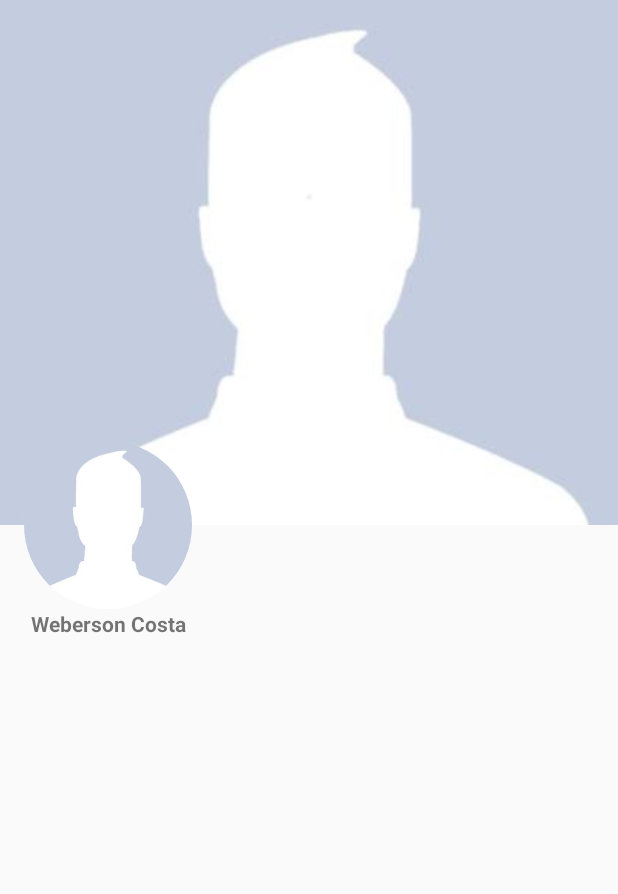
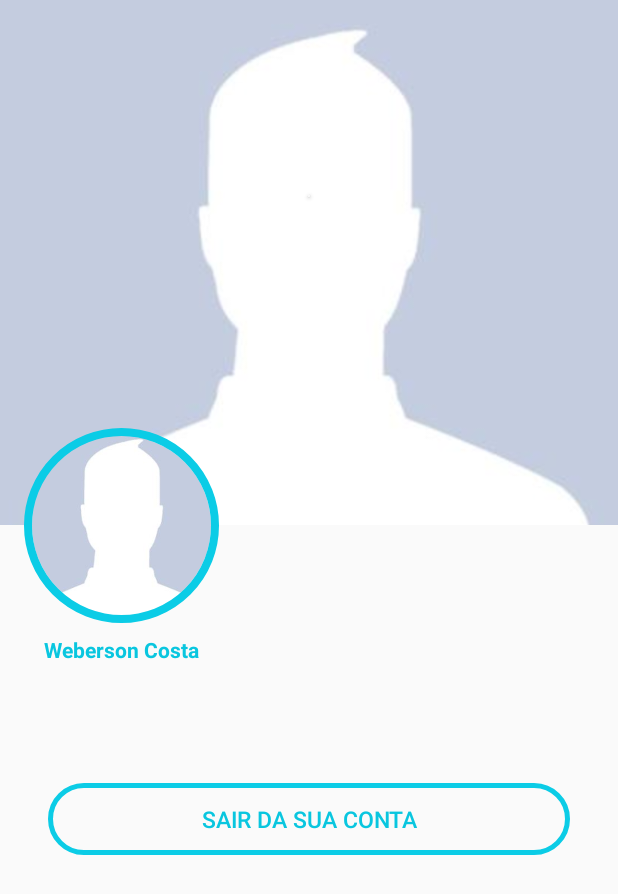
Before and after one commit to bhil3d/Corredor, an Android app: the Perfil_Usuario_Detalhes_Activity screen opened directly, with no data from a screen before it, on a phone screen of 412 x 824 dp. Shown: the top 894 px of the screen. Run offline under Robolectric (Android 15) with nearby library versions, the light colour scheme and no system bars; our stand-ins replace CircleImageView, Firebase (no records; nobody signed in at launch, a user with empty details on screens opened directly); pictures from the network do not load.

Commit message:
parte Dsainer perfil.dsainer concluido

```diff
--- a/app/build.gradle
+++ b/app/build.gradle
@@ -4,6 +4,7 @@ apply plugin: 'com.google.gms.google-services'
 android {
     compileSdkVersion 28
     defaultConfig {
+        applicationId "com.mikhaellopez.circularimageviewsample"
         applicationId "com.example.corredor"
         minSdkVersion 24
         targetSdkVersion 28
@@ -38,6 +39,7 @@ dependencies {
 
     //Dependências circle image view
     implementation 'de.hdodenhof:circleimageview:2.2.0'
+   // implementation "com.mikhaellopez:circularimageview"
 
     //autenticaçao facebook
 
--- a/app/src/main/java/com/example/corredor/Activity/Editar_perfil_Activity.java
+++ b/app/src/main/java/com/example/corredor/Activity/Editar_perfil_Activity.java
@@ -40,6 +40,7 @@ public class Editar_perfil_Activity extends AppCompatActivity {
     private static final int SELECAO_GALERIA = 200;
     private StorageReference storageRef;
     private String identificadorUsuario;
+    private TextView nomeUsuario,gerenciaUsuario,matriculaUsuario,emailUsuario;
 
     private String[] permissoesNecessarias = new String[]{
             Manifest.permission.READ_EXTERNAL_STORAGE
--- a/app/src/main/java/com/example/corredor/Activity/Perfil_Usuario_Detalhes_Activity.java
+++ b/app/src/main/java/com/example/corredor/Activity/Perfil_Usuario_Detalhes_Activity.java
@@ -11,20 +11,30 @@ import android.view.View;
 import android.view.Window;
 import android.view.WindowManager;
 import android.widget.ImageView;
+import android.widget.TextView;
 
 import com.bumptech.glide.Glide;
 import com.example.corredor.Class.CadastroDeUsuarios;
 import com.example.corredor.Class.UsuarioFirebase;
+import com.example.corredor.Configuraçoes.ConfiguracaoFirebase;
+import com.example.corredor.Configuraçoes.ConfiguracaoFirebase2;
 import com.example.corredor.R;
 import com.google.firebase.auth.FirebaseUser;
+import com.google.firebase.database.DataSnapshot;
+import com.google.firebase.database.DatabaseError;
+import com.google.firebase.database.DatabaseReference;
+import com.google.firebase.database.ValueEventListener;
 
 public class Perfil_Usuario_Detalhes_Activity extends AppCompatActivity {
 
     private boolean isOpen = false ;
+    private String idUsuarioLogado;
     private CadastroDeUsuarios usuarioselecionado;
     private ConstraintSet layout1,layout2;
+    private DatabaseReference relatoriosPublicosRef;
     private ConstraintLayout constraintLayout ;
     private ImageView imageViewPhoto,imagemfoto2;
+    private TextView nomeUsuario,gerenciaUsuario,matriculaUsuario,emailUsuario;
 
     @Override
     protected void onCreate(Bundle savedInstanceState) {
@@ -45,6 +55,17 @@ public class Perfil_Usuario_Detalhes_Activity extends AppCompatActivity {
         layout2.clone(constraintLayout);
 
         recuperarFotoUsuario();
+        Recuperardadosdousuário();
+        inicializarComponentes();
+
+    //    idUsuarioLogado = ConfiguracaoFirebase2.getIdUsuario();
+       // relatoriosPublicosRef = ConfiguracaoFirebase.getFirebase();
+
+        //Configurações iniciais
+        relatoriosPublicosRef = ConfiguracaoFirebase2.getFirebase()
+                .child("usuarios")
+                .child(ConfiguracaoFirebase2 .getIdUsuario() );
+
 
 
         new Handler().postDelayed(new Runnable() {
@@ -83,6 +104,16 @@ public class Perfil_Usuario_Detalhes_Activity extends AppCompatActivity {
 
     }
 
+    private void inicializarComponentes() {
+
+        nomeUsuario      = findViewById(R.id.nameperfiluser);
+        gerenciaUsuario        = findViewById(R.id.emailperfiluser);
+        matriculaUsuario         = findViewById(R.id.gerenciaperfiluser);
+        emailUsuario        = findViewById(R.id.matriculaperfiluser);
+
+
+    }
+
     private void mudarposicaoDolayouty() {
         TransitionManager.beginDelayedTransition(constraintLayout);
         layout1.applyTo(constraintLayout);
@@ -112,5 +143,38 @@ public class Perfil_Usuario_Detalhes_Activity extends AppCompatActivity {
 
     }
 
+    private void Recuperardadosdousuário(){
+
+        //Configurações iniciais
+        relatoriosPublicosRef = ConfiguracaoFirebase2.getFirebase()
+                .child("usuarios")
+                .child(ConfiguracaoFirebase2 .getIdUsuario() );
+
+        relatoriosPublicosRef.addValueEventListener(new ValueEventListener() {
+            @Override
+            public void onDataChange(DataSnapshot dataSnapshot) {
+
+                if( dataSnapshot.getValue() != null ){
+                    CadastroDeUsuarios empresa = dataSnapshot.getValue(CadastroDeUsuarios.class);
+                    nomeUsuario.setText(empresa.getNome());
+                    gerenciaUsuario.setText(empresa.getGerencia());
+                    matriculaUsuario.setText(empresa.getMatricula());
+                    emailUsuario.setText(empresa.getEmail());
+
+
+
+
+                }
+
+            }
+
+            @Override
+            public void onCancelled(DatabaseError databaseError) {
+
+            }
+        });
+
+    }
+
 
 }
--- a/app/src/main/res/drawable/ic_email.xml
+++ b/app/src/main/res/drawable/ic_email.xml
@@ -4,6 +4,6 @@
         android:viewportWidth="24.0"
         android:viewportHeight="24.0">
     <path
-        android:fillColor="#FF000000"
+        android:fillColor="@color/startblue"
         android:pathData="M20,4L4,4c-1.1,0 -1.99,0.9 -1.99,2L2,18c0,1.1 0.9,2 2,2h16c1.1,0 2,-0.9 2,-2L22,6c0,-1.1 -0.9,-2 -2,-2zM20,8l-8,5 -8,-5L4,6l8,5 8,-5v2z"/>
 </vector>
--- a/app/src/main/res/drawable/ic_gerencia.xml
+++ b/app/src/main/res/drawable/ic_gerencia.xml
@@ -4,6 +4,6 @@
         android:viewportWidth="24.0"
         android:viewportHeight="24.0">
     <path
-        android:fillColor="#FF000000"
+        android:fillColor="@color/startblue"
         android:pathData="M16,11c1.66,0 2.99,-1.34 2.99,-3S17.66,5 16,5c-1.66,0 -3,1.34 -3,3s1.34,3 3,3zM8,11c1.66,0 2.99,-1.34 2.99,-3S9.66,5 8,5C6.34,5 5,6.34 5,8s1.34,3 3,3zM8,13c-2.33,0 -7,1.17 -7,3.5L1,19h14v-2.5c0,-2.33 -4.67,-3.5 -7,-3.5zM16,13c-0.29,0 -0.62,0.02 -0.97,0.05 1.16,0.84 1.97,1.97 1.97,3.45L17,19h6v-2.5c0,-2.33 -4.67,-3.5 -7,-3.5z"/>
 </vector>
--- a/app/src/main/res/drawable/ic_perfil.xml
+++ b/app/src/main/res/drawable/ic_perfil.xml
@@ -4,6 +4,6 @@
         android:viewportWidth="24.0"
         android:viewportHeight="24.0">
     <path
-        android:fillColor="#FF000000"
+        android:fillColor="@color/startblue"
         android:pathData="M12,12c2.21,0 4,-1.79 4,-4s-1.79,-4 -4,-4 -4,1.79 -4,4 1.79,4 4,4zM12,14c-2.67,0 -8,1.34 -8,4v2h16v-2c0,-2.66 -5.33,-4 -8,-4z"/>
 </vector>
--- /dev/null
+++ b/app/src/main/res/drawable/stylobtnpfil.xml
@@ -0,0 +1,13 @@
+<?xml version="1.0" encoding="utf-8"?>
+<shape xmlns:android="http://schemas.android.com/apk/res/android">
+
+    <stroke android:width="3dp" android:color="@color/endblue">
+
+
+    </stroke>
+
+    <corners android:radius="50dp">
+
+    </corners>
+
+</shape>
--- a/app/src/main/res/layout/activity_perfil__usuario__detalhes_.xml
+++ b/app/src/main/res/layout/activity_perfil__usuario__detalhes_.xml
@@ -29,25 +29,53 @@
 
 
             <LinearLayout
-                android:id="@+id/linearLayout2"
-                android:layout_width="0dp"
+                android:id="@+id/linearLayout3"
+                android:layout_width="match_parent"
+                android:layout_height="30dp"
+                android:layout_marginStart="8dp"
+                android:layout_marginTop="8dp"
+                android:layout_marginEnd="8dp"
+                android:orientation="horizontal"
+                android:paddingLeft="25dp"
+                app:layout_constraintEnd_toEndOf="parent"
+                app:layout_constraintHorizontal_bias="0.0"
+                app:layout_constraintStart_toStartOf="parent"
+                app:layout_constraintTop_toBottomOf="@+id/linearLayout4">
+
+                <ImageView
+                    android:layout_width="30dp"
+                    android:layout_height="30dp"
+                    android:src="@drawable/ic_gerencia">
+
+                </ImageView>
+
+                <TextView
+                    android:id="@+id/gerenciaperfiluser"
+                    android:layout_width="wrap_content"
                     android:layout_height="wrap_content"
-                android:layout_gravity="center"
+                    android:layout_gravity="center_vertical"
+                    android:paddingLeft="20dp"
+                    android:text="Gerencia"
+                    android:textSize="15sp"
+                    android:textStyle="normal">
+
+
+                </TextView>
+
+            </LinearLayout>
+
+            <LinearLayout
+                android:id="@+id/linearLayout7"
+                android:layout_width="match_parent"
+                android:layout_height="wrap_content"
                 android:layout_marginStart="8dp"
-                android:layout_marginTop="32dp"
+                android:layout_marginTop="100dp"
                 android:layout_marginEnd="8dp"
-                android:gravity="center"
-                android:orientation="vertical"
+                android:orientation="horizontal"
+                android:paddingLeft="25dp"
                 app:layout_constraintEnd_toEndOf="parent"
                 app:layout_constraintStart_toStartOf="parent"
-                app:layout_constraintTop_toBottomOf="@+id/linearLayout5">
-
-
-                <LinearLayout
-                    android:layout_width="match_parent"
-                    android:layout_height="wrap_content"
-                    android:orientation="horizontal"
-                    android:paddingLeft="25dp">
+                app:layout_constraintTop_toTopOf="parent">
 
                 <ImageView
                     android:layout_width="30dp"
@@ -57,21 +85,21 @@
                 </ImageView>
 
                 <TextView
+                    android:id="@+id/nameperfiluser"
                     android:layout_width="wrap_content"
                     android:layout_height="wrap_content"
                     android:layout_gravity="center_vertical"
-                        android:paddingLeft="20dp"
+                    android:fontFamily="sans-serif"
+                    android:paddingLeft="15dp"
                     android:text=" Nome"
                     android:textSize="15sp"
-                        android:textStyle="bold">
+                    android:textStyle="normal">
 
 
                 </TextView>
 
             </LinearLayout>
 
-
-            </LinearLayout>
 
             <LinearLayout
                 android:id="@+id/linearLayout5"
@@ -86,7 +114,7 @@
 
 
             <LinearLayout
-                android:id="@+id/linearLayout3"
+                android:id="@+id/linearLaout3"
                 android:layout_width="match_parent"
                 android:layout_height="wrap_content"
                 android:layout_marginStart="8dp"
@@ -95,8 +123,9 @@
                 android:orientation="horizontal"
                 android:paddingLeft="25dp"
                 app:layout_constraintEnd_toEndOf="parent"
+                app:layout_constraintHorizontal_bias="0.0"
                 app:layout_constraintStart_toStartOf="parent"
-                app:layout_constraintTop_toBottomOf="@+id/linearLayout4">
+                app:layout_constraintTop_toBottomOf="@+id/linearLayout3">
 
                 <ImageView
                     android:layout_width="30dp"
@@ -106,13 +135,14 @@
                 </ImageView>
 
                 <TextView
+                    android:id="@+id/matriculaperfiluser"
                     android:layout_width="wrap_content"
                     android:layout_height="wrap_content"
                     android:layout_gravity="center_vertical"
                     android:paddingLeft="20dp"
-                    android:text="Gerencia"
+                    android:text="matricula"
                     android:textSize="15sp"
-                    android:textStyle="bold">
+                    android:textStyle="normal">
 
 
                 </TextView>
@@ -129,8 +159,9 @@
                 android:orientation="horizontal"
                 android:paddingLeft="25dp"
                 app:layout_constraintEnd_toEndOf="parent"
+                app:layout_constraintHorizontal_bias="0.0"
                 app:layout_constraintStart_toStartOf="parent"
-                app:layout_constraintTop_toBottomOf="@+id/Matricula">
+                app:layout_constraintTop_toBottomOf="@+id/linearLayout7">
 
                 <ImageView
                     android:layout_width="30dp"
@@ -140,47 +171,14 @@
                 </ImageView>
 
                 <TextView
+                    android:id="@+id/emailperfiluser"
                     android:layout_width="wrap_content"
                     android:layout_height="wrap_content"
                     android:layout_gravity="center_vertical"
                     android:paddingLeft="20dp"
                     android:text="Email"
                     android:textSize="15sp"
-                    android:textStyle="bold">
-
-
-                </TextView>
-
-            </LinearLayout>
-
-            <LinearLayout
-                android:id="@+id/Matricula"
-                android:layout_width="match_parent"
-                android:layout_height="wrap_content"
-                android:layout_marginStart="8dp"
-                android:layout_marginTop="8dp"
-                android:layout_marginEnd="8dp"
-                android:orientation="horizontal"
-                android:paddingLeft="25dp"
-                app:layout_constraintEnd_toEndOf="parent"
-                app:layout_constraintStart_toStartOf="parent"
-                app:layout_constraintTop_toBottomOf="@+id/linearLayout2">
-
-                <ImageView
-                    android:layout_width="30dp"
-                    android:layout_height="30dp"
-                    android:src="@drawable/ic_matricula_24dp">
-
-                </ImageView>
-
-                <TextView
-                    android:layout_width="wrap_content"
-                    android:layout_height="wrap_content"
-                    android:layout_gravity="center_vertical"
-                    android:paddingLeft="20dp"
-                    android:text="99999"
-                    android:textSize="15sp"
-                    android:textStyle="bold">
+                    android:textStyle="normal">
 
 
                 </TextView>
@@ -204,10 +202,12 @@
 
 
     <TextView
-        android:id="@+id/textView3"
+        android:id="@+id/nomeperfilfoto"
         android:layout_width="wrap_content"
         android:layout_height="wrap_content"
+        android:layout_marginTop="8dp"
         android:text="Weberson Costa"
+        android:textColor="@color/startblue"
         android:textStyle="bold"
         app:layout_constraintEnd_toEndOf="@+id/photo"
         app:layout_constraintStart_toStartOf="@+id/photo"
@@ -216,16 +216,39 @@
 
     <de.hdodenhof.circleimageview.CircleImageView
         android:id="@+id/photo"
-        android:layout_width="112dp"
+        android:layout_width="130dp"
         android:elevation="@dimen/cardview_default_radius"
-        android:layout_height="112dp"
+        android:layout_height="130dp"
         android:layout_gravity="center_horizontal"
         android:layout_marginStart="16dp"
         android:layout_marginTop="8dp"
         app:layout_constraintBottom_toBottomOf="@+id/cover"
         app:layout_constraintStart_toStartOf="parent"
         app:layout_constraintTop_toBottomOf="@+id/cover"
-        app:srcCompat="@drawable/avatar" />
+        app:srcCompat="@drawable/avatar"
+        app:civ_border_width="5dp"
+        app:civ_border_color="@color/endblue"/>
+
+
+    <Button
+        android:id="@+id/butompf"
+        android:layout_width="match_parent"
+        android:layout_height="wrap_content"
+        android:layout_marginStart="32dp"
+        android:layout_marginTop="172dp"
+        android:layout_marginEnd="32dp"
+        android:background="@drawable/stylobtnpfil"
+        android:text="sair da sua conta"
+        android:textColor="@color/startblue"
+        android:textSize="15sp"
+        android:textStyle="normal"
+        app:layout_constraintEnd_toEndOf="parent"
+        app:layout_constraintHorizontal_bias="0.0"
+        app:layout_constraintStart_toStartOf="parent"
+        app:layout_constraintTop_toBottomOf="@+id/cover">
+
+
+    </Button>
 
 
 </android.support.constraint.ConstraintLayout>
```
Also changed, not shown: app/src/main/res/drawable/stylo_imagens_perfil.xml (added, +13 -0 lines), app/src/main/res/layout/profile_expanded.xml (+111 -57 lines). Lines whose indentation alone changed are shown as unchanged.
